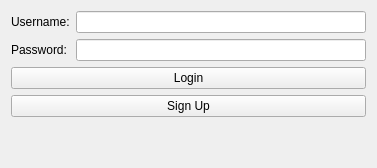
Qt form designer/Ui_LoginForm.ui (psuong/P2PBooks) before a commit.
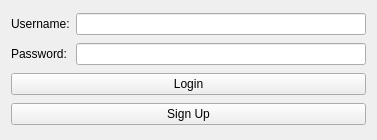
The same form after that commit.

Commit message: Added GridLayout to Login

```diff
--- a/designer/Ui_LoginForm.ui
+++ b/designer/Ui_LoginForm.ui
@@ -7,16 +7,13 @@
     <x>0</x>
     <y>0</y>
     <width>377</width>
-    <height>168</height>
+    <height>140</height>
    </rect>
   </property>
   <property name="windowTitle">
    <string>Login Screen</string>
   </property>
-  <layout class="QFormLayout" name="formLayout">
-   <property name="fieldGrowthPolicy">
-    <enum>QFormLayout::AllNonFixedFieldsGrow</enum>
-   </property>
+  <layout class="QGridLayout" name="gridLayout">
    <item row="0" column="0">
     <widget class="QLabel" name="user_name_label">
      <property name="text">
@@ -27,24 +24,24 @@
    <item row="0" column="1">
     <widget class="QLineEdit" name="username_line_edit"/>
    </item>
-   <item row="2" column="0">
+   <item row="1" column="0">
     <widget class="QLabel" name="password_label">
      <property name="text">
       <string>Password:</string>
      </property>
     </widget>
    </item>
-   <item row="2" column="1">
+   <item row="1" column="1">
     <widget class="QLineEdit" name="password_line_edit"/>
    </item>
-   <item row="4" column="0" colspan="2">
+   <item row="2" column="0" colspan="2">
     <widget class="QPushButton" name="login_push_button">
      <property name="text">
       <string>Login</string>
      </property>
     </widget>
    </item>
-   <item row="5" column="0" colspan="2">
+   <item row="3" column="0" colspan="2">
     <widget class="QPushButton" name="sign_up_push_button">
      <property name="text">
       <string>Sign Up</string>
```
The commit also changes 2 other files.
